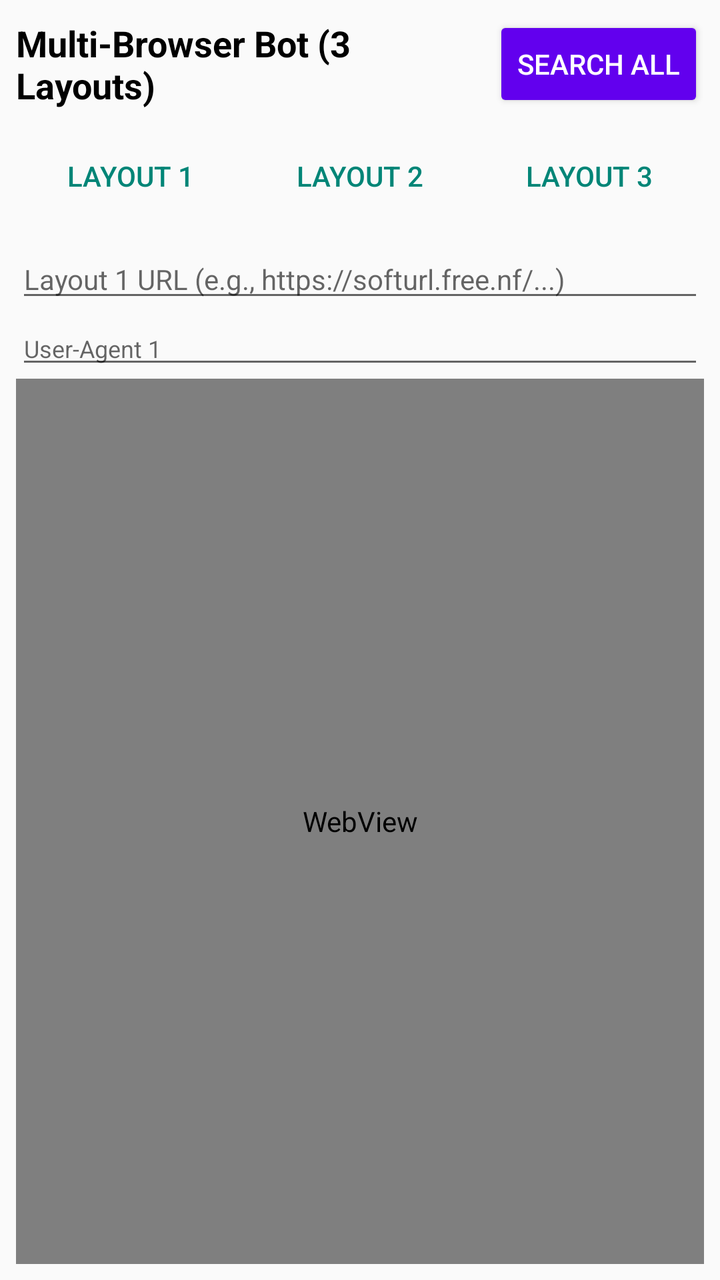
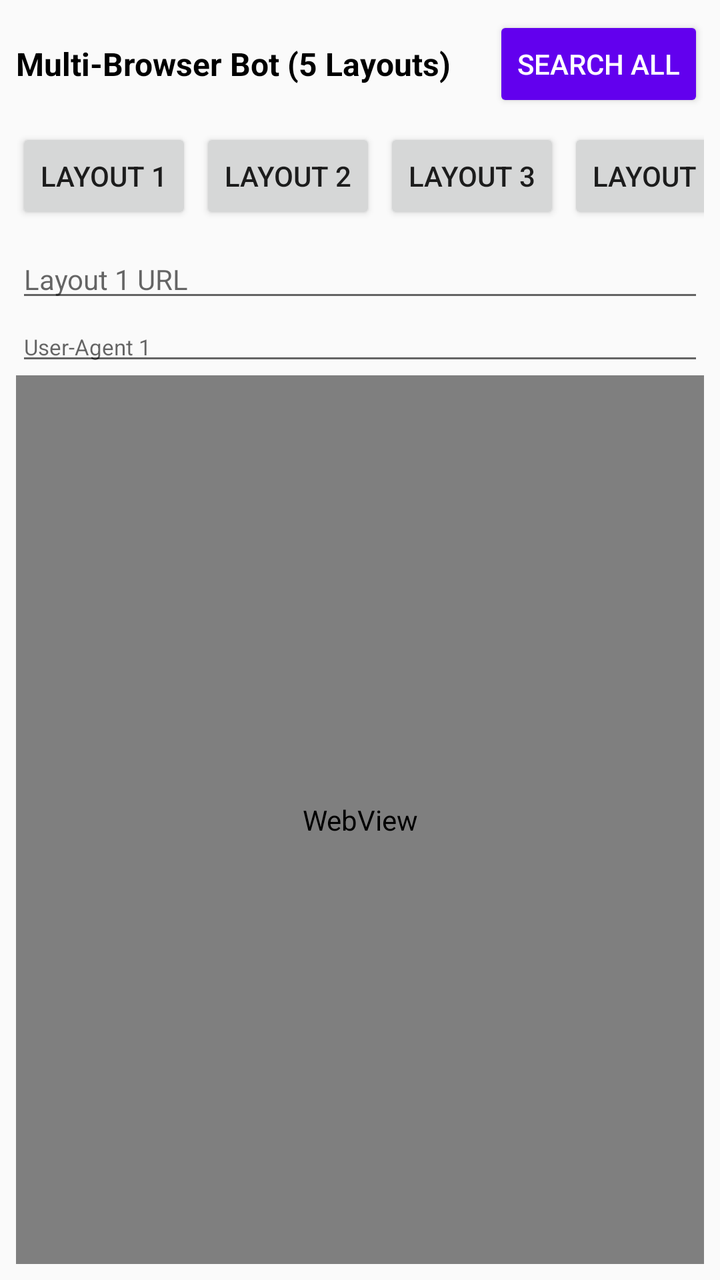

Screens rendered from an Android XML layout before and after an edit, with the pre-edit source and the edit as a unified diff.
<!-- AndroidManifest.xml: application theme Theme.AppCompat.Light.NoActionBar -->
<!-- res/layout/activity_main.xml -->
<?xml version="1.0" encoding="utf-8"?>
<LinearLayout xmlns:android="http://schemas.android.com/apk/res/android"
    android:layout_width="match_parent"
    android:layout_height="match_parent"
    android:orientation="vertical"
    android:padding="8dp">

    
    <LinearLayout
        android:layout_width="match_parent"
        android:layout_height="wrap_content"
        android:orientation="horizontal"
        android:gravity="center_vertical"
        android:paddingBottom="8dp">

        <TextView
            android:layout_width="0dp"
            android:layout_height="wrap_content"
            android:layout_weight="1"
            android:text="Multi-Browser Bot (3 Layouts)"
            android:textSize="18sp"
            android:textStyle="bold"
            android:textColor="#000000"/>

        <Button
            android:id="@+id/btnSearchAll"
            android:layout_width="wrap_content"
            android:layout_height="wrap_content"
            android:text="SEARCH ALL"
            android:backgroundTint="#6200EE"
            android:textColor="#FFFFFF"/>
    </LinearLayout>

    
    <LinearLayout
        android:layout_width="match_parent"
        android:layout_height="wrap_content"
        android:orientation="horizontal"
        android:weightSum="3"
        android:paddingBottom="8dp">

        <Button
            android:id="@+id/btnTab1"
            android:layout_width="0dp"
            android:layout_height="wrap_content"
            android:layout_weight="1"
            android:text="Layout 1"
            style="?android:attr/buttonBarButtonStyle"/>

        <Button
            android:id="@+id/btnTab2"
            android:layout_width="0dp"
            android:layout_height="wrap_content"
            android:layout_weight="1"
            android:text="Layout 2"
            style="?android:attr/buttonBarButtonStyle"/>

        <Button
            android:id="@+id/btnTab3"
            android:layout_width="0dp"
            android:layout_height="wrap_content"
            android:layout_weight="1"
            android:text="Layout 3"
            style="?android:attr/buttonBarButtonStyle"/>
    </LinearLayout>

    
    <LinearLayout
        android:id="@+id/layoutContainer1"
        android:layout_width="match_parent"
        android:layout_height="match_parent"
        android:orientation="vertical"
        android:visibility="visible">

        <EditText
            android:id="@+id/urlEditText1"
            android:layout_width="match_parent"
            android:layout_height="wrap_content"
            android:hint="Layout 1 URL (e.g., https://softurl.free.nf/...)"
            android:inputType="textUri"
            android:textSize="14sp"/>

        <EditText
            android:id="@+id/uaEditText1"
            android:layout_width="match_parent"
            android:layout_height="wrap_content"
            android:editable="false"
            android:hint="User-Agent 1"
            android:textSize="12sp"
            android:maxLines="2"/>

        <WebView
            android:id="@+id/webView1"
            android:layout_width="match_parent"
            android:layout_height="match_parent"/>
    </LinearLayout>

    
    <LinearLayout
        android:id="@+id/layoutContainer2"
        android:layout_width="match_parent"
        android:layout_height="match_parent"
        android:orientation="vertical"
        android:visibility="gone">

        <EditText
            android:id="@+id/urlEditText2"
            android:layout_width="match_parent"
            android:layout_height="wrap_content"
            android:hint="Layout 2 URL"
            android:inputType="textUri"
            android:textSize="14sp"/>

        <EditText
            android:id="@+id/uaEditText2"
            android:layout_width="match_parent"
            android:layout_height="wrap_content"
            android:editable="false"
            android:hint="User-Agent 2"
            android:textSize="12sp"
            android:maxLines="2"/>

        <WebView
            android:id="@+id/webView2"
            android:layout_width="match_parent"
            android:layout_height="match_parent"/>
    </LinearLayout>

    
    <LinearLayout
        android:id="@+id/layoutContainer3"
        android:layout_width="match_parent"
        android:layout_height="match_parent"
        android:orientation="vertical"
        android:visibility="gone">

        <EditText
            android:id="@+id/urlEditText3"
            android:layout_width="match_parent"
            android:layout_height="wrap_content"
            android:hint="Layout 3 URL"
            android:inputType="textUri"
            android:textSize="14sp"/>

        <EditText
            android:id="@+id/uaEditText3"
            android:layout_width="match_parent"
            android:layout_height="wrap_content"
            android:editable="false"
            android:hint="User-Agent 3"
            android:textSize="12sp"
            android:maxLines="2"/>

        <WebView
            android:id="@+id/webView3"
            android:layout_width="match_parent"
            android:layout_height="match_parent"/>
    </LinearLayout>

</LinearLayout>
<!-- resources referenced by this layout -->
<resources>

</resources>

<!-- the commit's change to res/layout/activity_main.xml (unified diff, before → after) -->
@@ -17,8 +17,8 @@
             android:layout_width="0dp"
             android:layout_height="wrap_content"
             android:layout_weight="1"
-            android:text="Multi-Browser Bot (3 Layouts)"
-            android:textSize="18sp"
+            android:text="Multi-Browser Bot (5 Layouts)"
+            android:textSize="16sp"
             android:textStyle="bold"
             android:textColor="#000000"/>
 
@@ -32,37 +32,52 @@
     </LinearLayout>
 
     
-    <LinearLayout
+    <HorizontalScrollView
         android:layout_width="match_parent"
         android:layout_height="wrap_content"
-        android:orientation="horizontal"
-        android:weightSum="3"
+        android:scrollbars="none"
         android:paddingBottom="8dp">
 
-        <Button
-            android:id="@+id/btnTab1"
-            android:layout_width="0dp"
-            android:layout_height="wrap_content"
-            android:layout_weight="1"
-            android:text="Layout 1"
-            style="?android:attr/buttonBarButtonStyle"/>
-
-        <Button
-            android:id="@+id/btnTab2"
-            android:layout_width="0dp"
-            android:layout_height="wrap_content"
-            android:layout_weight="1"
-            android:text="Layout 2"
-            style="?android:attr/buttonBarButtonStyle"/>
-
-        <Button
-            android:id="@+id/btnTab3"
-            android:layout_width="0dp"
-            android:layout_height="wrap_content"
-            android:layout_weight="1"
-            android:text="Layout 3"
-            style="?android:attr/buttonBarButtonStyle"/>
-    </LinearLayout>
+        <LinearLayout
+            android:layout_width="wrap_content"
+            android:layout_height="wrap_content"
+            android:orientation="horizontal">
+
+            <Button
+                android:id="@+id/btnTab1"
+                android:layout_width="wrap_content"
+                android:layout_height="wrap_content"
+                android:text="Layout 1"
+                android:layout_marginEnd="4dp"/>
+
+            <Button
+                android:id="@+id/btnTab2"
+                android:layout_width="wrap_content"
+                android:layout_height="wrap_content"
+                android:text="Layout 2"
+                android:layout_marginEnd="4dp"/>
+
+            <Button
+                android:id="@+id/btnTab3"
+                android:layout_width="wrap_content"
+                android:layout_height="wrap_content"
+                android:text="Layout 3"
+                android:layout_marginEnd="4dp"/>
+
+            <Button
+                android:id="@+id/btnTab4"
+                android:layout_width="wrap_content"
+                android:layout_height="wrap_content"
+                android:text="Layout 4"
+                android:layout_marginEnd="4dp"/>
+
+            <Button
+                android:id="@+id/btnTab5"
+                android:layout_width="wrap_content"
+                android:layout_height="wrap_content"
+                android:text="Layout 5"/>
+        </LinearLayout>
+    </HorizontalScrollView>
 
     
     <LinearLayout
@@ -76,7 +91,7 @@
             android:id="@+id/urlEditText1"
             android:layout_width="match_parent"
             android:layout_height="wrap_content"
-            android:hint="Layout 1 URL (e.g., https://softurl.free.nf/...)"
+            android:hint="Layout 1 URL"
             android:inputType="textUri"
             android:textSize="14sp"/>
 
@@ -84,9 +99,9 @@
             android:id="@+id/uaEditText1"
             android:layout_width="match_parent"
             android:layout_height="wrap_content"
-            android:editable="false"
+            android:focusable="false"
             android:hint="User-Agent 1"
-            android:textSize="12sp"
+            android:textSize="11sp"
             android:maxLines="2"/>
 
         <WebView
@@ -115,9 +130,9 @@
             android:id="@+id/uaEditText2"
             android:layout_width="match_parent"
             android:layout_height="wrap_content"
-            android:editable="false"
+            android:focusable="false"
             android:hint="User-Agent 2"
-            android:textSize="12sp"
+            android:textSize="11sp"
             android:maxLines="2"/>
 
         <WebView
@@ -146,9 +161,9 @@
             android:id="@+id/uaEditText3"
             android:layout_width="match_parent"
             android:layout_height="wrap_content"
-            android:editable="false"
+            android:focusable="false"
             android:hint="User-Agent 3"
-            android:textSize="12sp"
+            android:textSize="11sp"
             android:maxLines="2"/>
 
         <WebView
@@ -157,4 +172,66 @@
             android:layout_height="match_parent"/>
     </LinearLayout>
 
+    
+    <LinearLayout
+        android:id="@+id/layoutContainer4"
+        android:layout_width="match_parent"
+        android:layout_height="match_parent"
+        android:orientation="vertical"
+        android:visibility="gone">
+
+        <EditText
+            android:id="@+id/urlEditText4"
+            android:layout_width="match_parent"
+            android:layout_height="wrap_content"
+            android:hint="Layout 4 URL"
+            android:inputType="textUri"
+            android:textSize="14sp"/>
+
+        <EditText
+            android:id="@+id/uaEditText4"
+            android:layout_width="match_parent"
+            android:layout_height="wrap_content"
+            android:focusable="false"
+            android:hint="User-Agent 4"
+            android:textSize="11sp"
+            android:maxLines="2"/>
+
+        <WebView
+            android:id="@+id/webView4"
+            android:layout_width="match_parent"
+            android:layout_height="match_parent"/>
+    </LinearLayout>
+
+    
+    <LinearLayout
+        android:id="@+id/layoutContainer5"
+        android:layout_width="match_parent"
+        android:layout_height="match_parent"
+        android:orientation="vertical"
+        android:visibility="gone">
+
+        <EditText
+            android:id="@+id/urlEditText5"
+            android:layout_width="match_parent"
+            android:layout_height="wrap_content"
+            android:hint="Layout 5 URL"
+            android:inputType="textUri"
+            android:textSize="14sp"/>
+
+        <EditText
+            android:id="@+id/uaEditText5"
+            android:layout_width="match_parent"
+            android:layout_height="wrap_content"
+            android:focusable="false"
+            android:hint="User-Agent 5"
+            android:textSize="11sp"
+            android:maxLines="2"/>
+
+        <WebView
+            android:id="@+id/webView5"
+            android:layout_width="match_parent"
+            android:layout_height="match_parent"/>
+    </LinearLayout>
+
 </LinearLayout>
